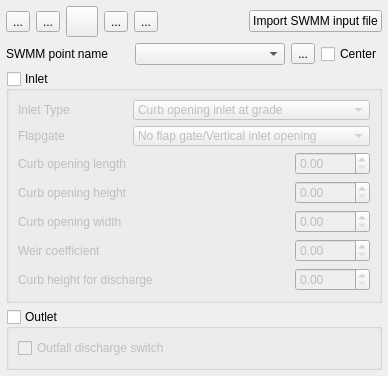
Old version of the form flo2d/ui/swmm_editor.ui in the repository FLO-2DSoftware/qgis-flo-2d-plugin.
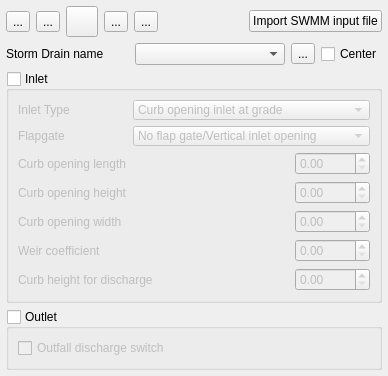
New version of the form. Icons and pictures are not drawn.

Commit message: Added schematizing and importing *.inp files in Storm Drain editor. Added conversion tool for Storm Drain. Fixed #370.

Patch:
```diff
--- a/flo2d/ui/swmm_editor.ui
+++ b/flo2d/ui/swmm_editor.ui
@@ -170,7 +170,7 @@
      <item>
       <widget class="QLabel" name="label">
        <property name="text">
-        <string>SWMM point name</string>
+        <string>Storm Drain name</string>
        </property>
       </widget>
      </item>
```
Left out of the diff: 2 changed lines with no effect on the pictures. The commit also changes 13 other files.
